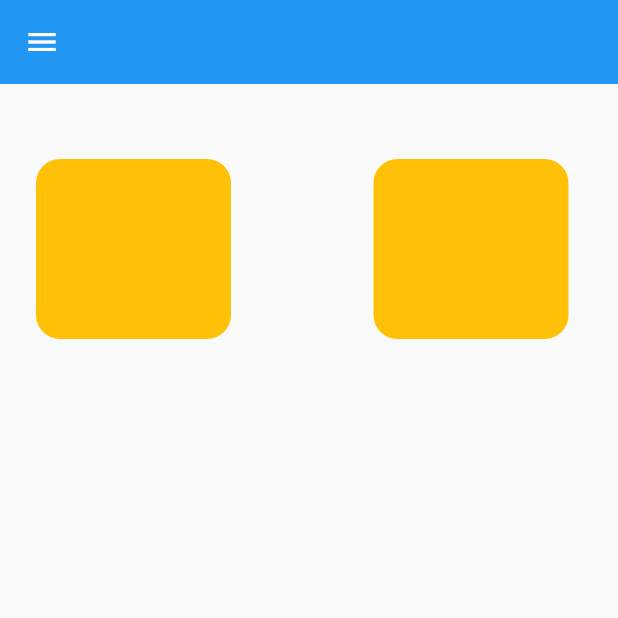
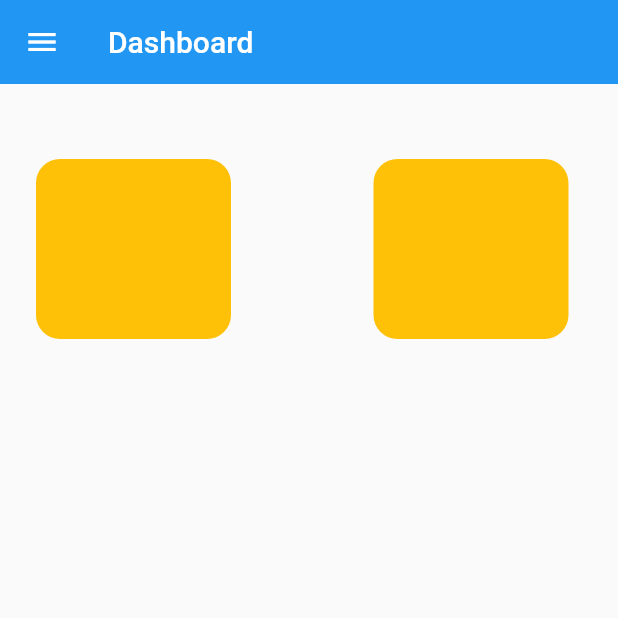
Before and after one commit to balavardhan224/healthtrackerandcalculator, a Flutter app: the Homepage screen opened directly, on a phone screen of 412 x 824 dp, the top half of it. Run offline on Flutter 3.47's test engine with Material 2 defaults, Android fonts, the phone set to English and light mode, and no system bars.

Commit message:
initial commit

```diff
--- a/lib/homepage.dart
+++ b/lib/homepage.dart
@@ -11,6 +11,7 @@ class _HomepageState extends State<Homepage> {
   Widget build(BuildContext context) {
     return Scaffold(
       appBar: AppBar(
+        title: Text('Dashboard'),
         elevation: 0,
       ),
       body: Padding(
```
